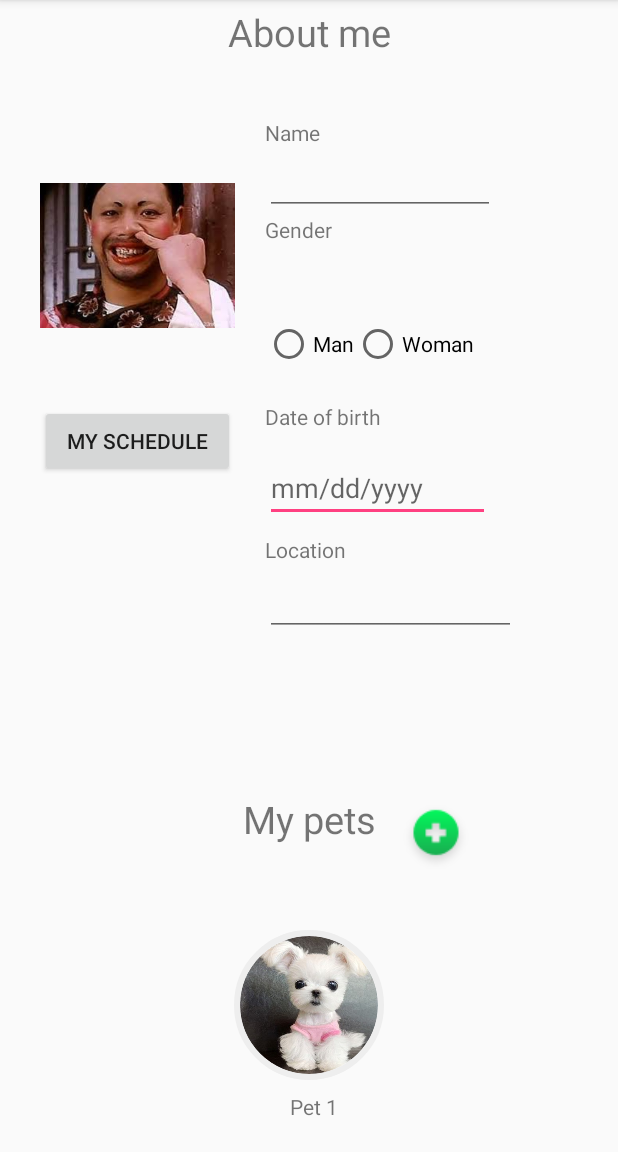
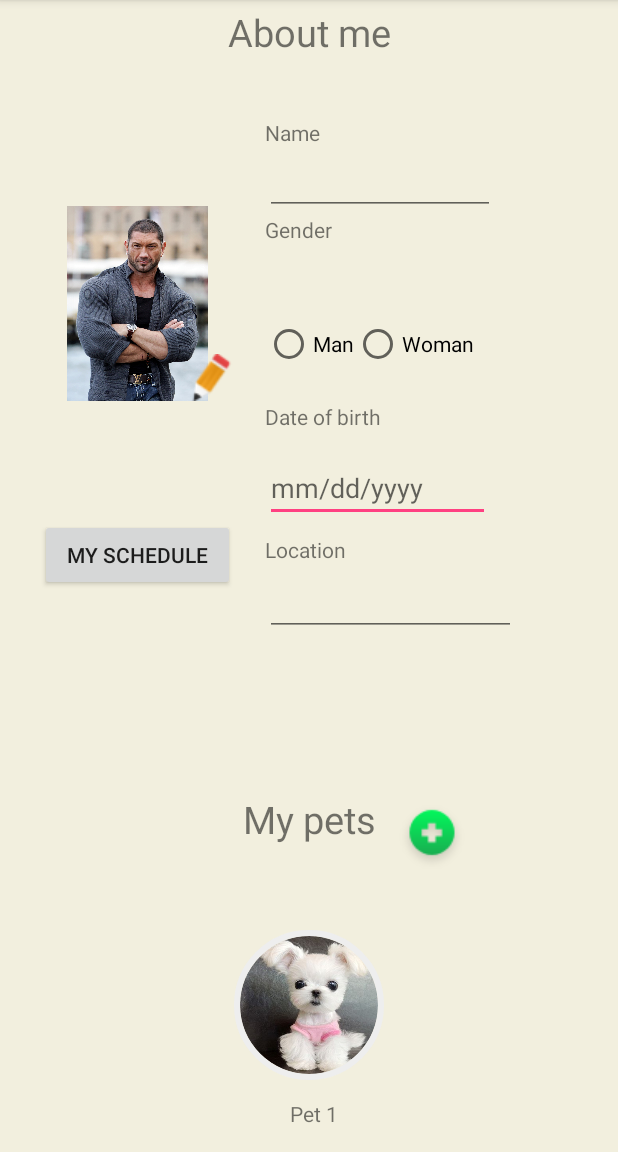
Before and after one commit to zero41120/Pet-Clump, an Android app: the UserInfoActivity screen opened directly, with no data from a screen before it, after a tap on an icon or button, on a phone screen of 412 x 824 dp, the part 84-1236 px from its top. Run offline under Robolectric (Android 15) with nearby library versions, the phone set to English and light mode, and no system bars; plain views replace CircularImageView.

Commit message:
Adds edit photo button

```diff
--- a/android/app/src/main/java/com/petclump/petclump/UserInfoActivity.java
+++ b/android/app/src/main/java/com/petclump/petclump/UserInfoActivity.java
@@ -10,20 +10,22 @@ import android.widget.Button;
 import android.widget.ImageButton;
 import android.widget.ImageView;
 import android.widget.TextView;
+import android.widget.Toast;
 
 import java.util.ArrayList;
 
 public class UserInfoActivity extends AppCompatActivity {
     ImageView user_profile;
-    ImageButton button_add_pets;
+    ImageButton button_add_pets, button_edit_user_photo;
     ImageView pet_1;
+    Context c;
     @Override
     protected void onCreate(Bundle savedInstanceState) {
 
         super.onCreate(savedInstanceState);
         setContentView(R.layout.activity_user_info);
 
-        Context c = getApplicationContext();
+        c = getApplicationContext();
 
         user_profile = findViewById(R.id.user_profile);
 
@@ -36,9 +38,17 @@ public class UserInfoActivity extends AppCompatActivity {
 
         button_add_pets = findViewById(R.id.button_add_pet);
         button_add_pets.setOnClickListener(v -> add_pets());
+
+        button_edit_user_photo = findViewById(R.id.button_edit_user_photo);
+        button_edit_user_photo.setOnClickListener(v -> edit_photo());
     }
     private void add_pets(){
-
+        Toast toast = Toast.makeText(c, "add pets!", Toast.LENGTH_LONG);
+        toast.show();
+    }
+    private void edit_photo(){
+        Toast toast = Toast.makeText(c, "edit photo!", Toast.LENGTH_LONG);
+        toast.show();
     }
 
 }
--- a/android/app/src/main/res/layout/activity_user_info.xml
+++ b/android/app/src/main/res/layout/activity_user_info.xml
@@ -4,6 +4,7 @@
     xmlns:tools="http://schemas.android.com/tools"
     android:layout_width="match_parent"
     android:layout_height="match_parent"
+    android:background="@color/lightYellow"
     tools:context=".UserInfoActivity">
 
 
@@ -12,12 +13,13 @@
         android:layout_width="130dp"
         android:layout_height="130dp"
         android:layout_marginLeft="8dp"
+        android:background="@null"
         app:layout_constraintBottom_toBottomOf="parent"
         app:layout_constraintEnd_toEndOf="parent"
         app:layout_constraintHorizontal_bias="0.069"
         app:layout_constraintStart_toStartOf="parent"
         app:layout_constraintTop_toTopOf="parent"
-        app:layout_constraintVertical_bias="0.165"
+        app:layout_constraintVertical_bias="0.215"
         app:srcCompat="@drawable/owner_placeholder" />
 
     <TextView
@@ -84,7 +86,21 @@
     app:layout_constraintHorizontal_bias="0.0"
     app:layout_constraintStart_toStartOf="@+id/user_profile"
     app:layout_constraintTop_toBottomOf="@+id/user_profile"
-        app:layout_constraintVertical_bias="0.072" />
+    app:layout_constraintVertical_bias="0.174" />
+
+    <ImageButton
+        android:id="@+id/button_edit_user_photo"
+        android:layout_width="wrap_content"
+        android:layout_height="wrap_content"
+        android:background="@null"
+        android:src="@drawable/pencil"
+        app:layout_constraintBottom_toBottomOf="@id/user_profile"
+        app:layout_constraintEnd_toEndOf="@id/user_profile"
+        app:layout_constraintHorizontal_bias="1.0"
+        app:layout_constraintStart_toStartOf="parent"
+        app:layout_constraintTop_toTopOf="parent"
+        app:layout_constraintVertical_bias="1.0" />
+
 
     <ImageButton
         android:id="@+id/button_add_pet"
@@ -98,8 +114,8 @@
         android:src="@drawable/button_icon"
         app:layout_constraintBottom_toBottomOf="parent"
         app:layout_constraintEnd_toEndOf="parent"
-        app:layout_constraintHorizontal_bias="0.743"
-        app:layout_constraintStart_toStartOf="@+id/user_pets"
+        app:layout_constraintHorizontal_bias="0.0"
+        app:layout_constraintStart_toEndOf="@+id/user_pets"
         app:layout_constraintTop_toTopOf="parent"
         app:layout_constraintVertical_bias="0.742" />
 
@@ -145,14 +161,13 @@
 
     <TextView
         android:id="@+id/user_pets"
-        android:layout_width="match_parent"
+        android:layout_width="100dp"
         android:layout_height="wrap_content"
         android:gravity="center"
         android:text="@string/My_pets"
         android:textSize="@dimen/font_size"
         app:layout_constraintBottom_toBottomOf="parent"
         app:layout_constraintEnd_toEndOf="parent"
-        app:layout_constraintHorizontal_bias="0.0"
         app:layout_constraintStart_toStartOf="parent"
         app:layout_constraintTop_toTopOf="parent"
         app:layout_constraintVertical_bias="0.721" />
@@ -235,7 +250,7 @@
         app:layout_constraintHorizontal_bias="0.142"
         app:layout_constraintStart_toStartOf="@id/user_pet1"
         app:layout_constraintTop_toBottomOf="@id/user_pet1"
-        app:layout_constraintVertical_bias="0.0" />
+        app:layout_constraintVertical_bias="1.0" />
 
     <TextView
         android:id="@+id/text_user_photo"
--- a/android/app/src/main/res/values/colors.xml
+++ b/android/app/src/main/res/values/colors.xml
@@ -3,4 +3,5 @@
     <color name="colorPrimary">#3F51B5</color>
     <color name="colorPrimaryDark">#303F9F</color>
     <color name="colorAccent">#FF4081</color>
+    <color name="lightYellow">#f2efde</color>
 </resources>
```
Also changed, not shown: android/app/src/main/res/drawable/owner_placeholder.jpg, android/app/src/main/res/drawable/pencil.png. Lines whose indentation alone changed are shown as unchanged.
